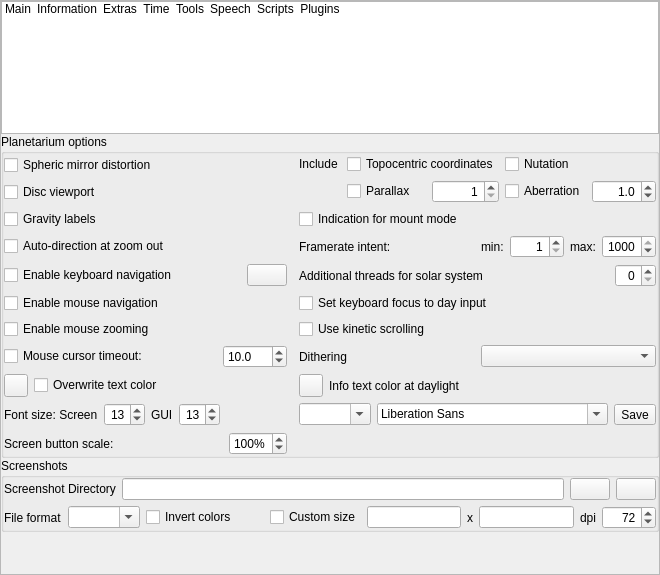
Qt form src/gui/configurationDialog.ui (Atque/stellarium) before a commit.
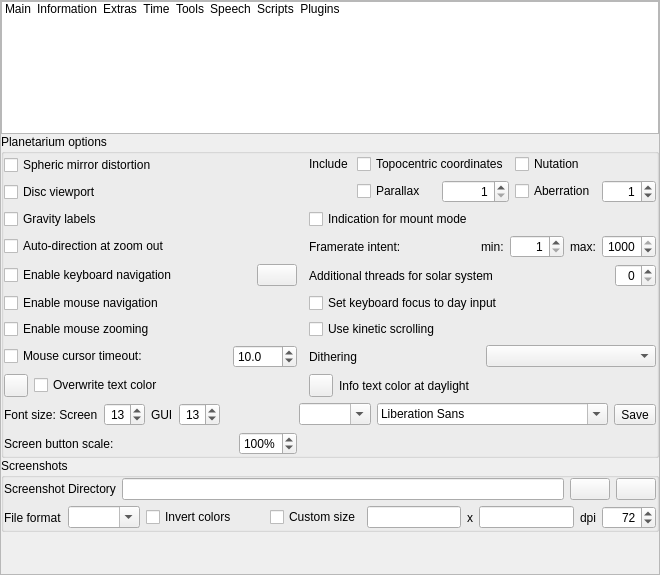
The same form after that commit. The open tabs and pages were chosen to show the change. Icons and pictures are not drawn. Custom widgets are drawn as their Qt base class.

Commit message: Changing decimal and step value

Diff of the .ui file:
```diff
--- a/src/gui/configurationDialog.ui
+++ b/src/gui/configurationDialog.ui
@@ -2303,7 +2303,7 @@
                     <set>Qt::AlignRight|Qt::AlignTrailing|Qt::AlignVCenter</set>
                    </property>
                    <property name="decimals">
-                    <number>1</number>
+                    <number>0</number>
                    </property>
                    <property name="maximum">
                     <double>1000.000000000000000</double>
```
Left out of the diff: 2 changed lines with no effect on the pictures.
